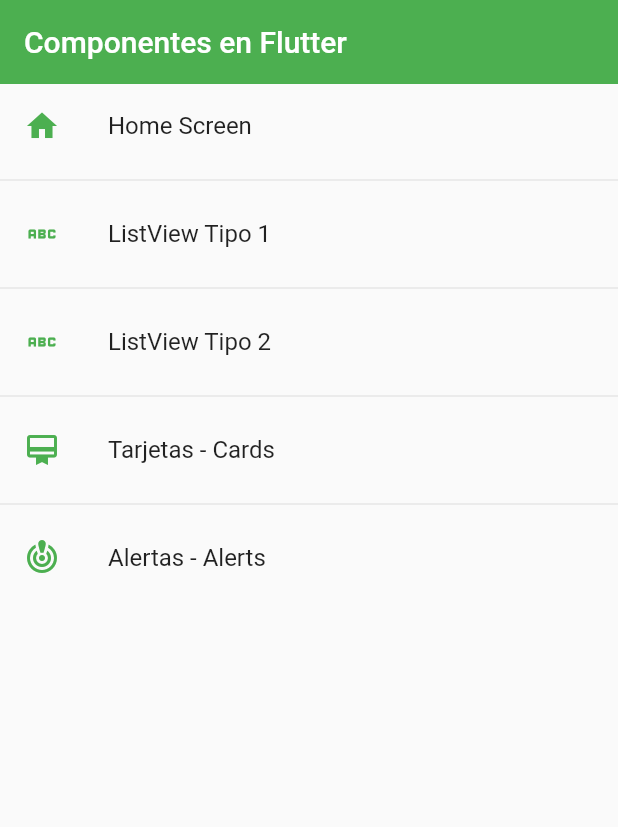
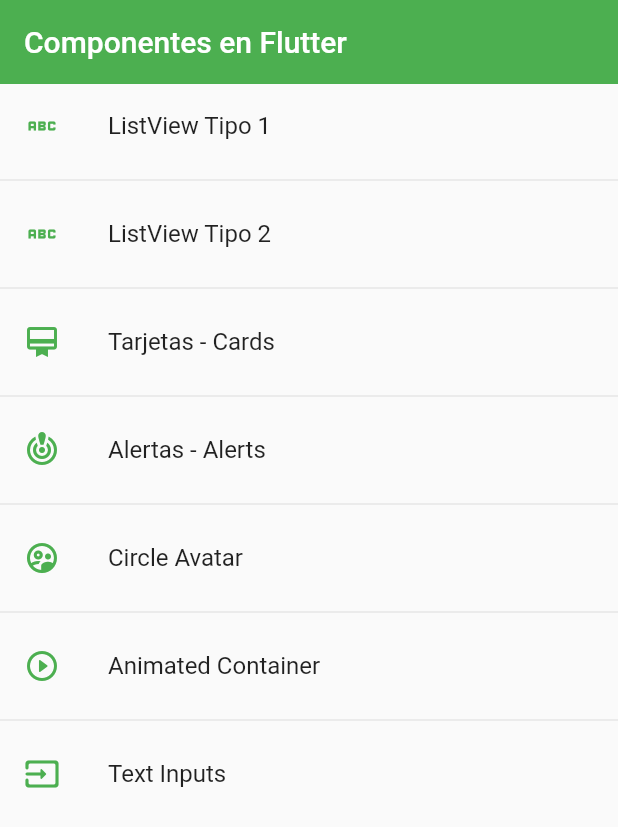
Before and after one commit to DonKames/flutter_components, a Flutter app: the screen it shows after launch, on a phone screen of 412 x 824 dp. Shown: the top 827 px of the screen. Run offline on Flutter 3.47's test engine with Material 2 defaults, Android fonts, the phone set to English and light mode, and no system bars.

Commit message:
Curso Flutter 90

```diff
--- a/lib/router/app_routes.dart
+++ b/lib/router/app_routes.dart
@@ -6,13 +6,6 @@ class AppRoutes {
   static const initialRoute = 'home';
 
   static final menuOptions = <MenuOption>[
-    // TODO: borrar home
-    MenuOption(
-      route: 'home',
-      name: 'Home Screen',
-      screen: const HomeScreen(),
-      icon: Icons.home,
-    ),
     MenuOption(
       route: 'listview1',
       name: 'ListView Tipo 1',
@@ -37,10 +30,29 @@ class AppRoutes {
       screen: const AlertScreen(),
       icon: Icons.crisis_alert,
     ),
+    MenuOption(
+      route: 'avatar',
+      name: 'Circle Avatar',
+      screen: const AvatarScreen(),
+      icon: Icons.supervised_user_circle_outlined,
+    ),
+    MenuOption(
+      route: 'animated',
+      name: 'Animated Container',
+      screen: const AnimatedScreen(),
+      icon: Icons.play_circle_outline_rounded,
+    ),
+    MenuOption(
+      route: 'inputs',
+      name: 'Text Inputs',
+      screen: const InputsScreen(),
+      icon: Icons.input_rounded,
+    ),
   ];
 
   static Map<String, Widget Function(BuildContext)> getAppRoutes() {
     Map<String, Widget Function(BuildContext)> appRoutes = {};
+    appRoutes.addAll({'home': (BuildContext context) => const HomeScreen()});
 
     for (final option in menuOptions) {
       appRoutes.addAll({option.route: (BuildContext context) => option.screen});
--- a/lib/screens/screens.dart
+++ b/lib/screens/screens.dart
@@ -1,7 +1,8 @@
-import 'package:fl_components/screens/home_screen.dart';
-
 export 'package:fl_components/screens/alert_screen.dart';
 export 'package:fl_components/screens/card_screen.dart';
 export 'package:fl_components/screens/listview1_screen.dart';
 export 'package:fl_components/screens/listview2_screen.dart';
 export 'package:fl_components/screens/home_screen.dart';
+export 'package:fl_components/screens/avatar_screen.dart';
+export 'package:fl_components/screens/animated_screen.dart';
+export 'package:fl_components/screens/inputs_screen.dart';
--- a/lib/themes/app_theme.dart
+++ b/lib/themes/app_theme.dart
@@ -31,6 +31,31 @@ class AppTheme {
         elevation: 0,
       ),
     ),
+
+    //Input Theme
+    inputDecorationTheme: const InputDecorationTheme(
+      floatingLabelStyle: TextStyle(color: primary),
+      enabledBorder: OutlineInputBorder(
+        borderSide: BorderSide(color: primary),
+        borderRadius: BorderRadius.only(
+          bottomLeft: Radius.circular(10),
+          topRight: Radius.circular(10),
+        ),
+      ),
+      focusedBorder: OutlineInputBorder(
+        borderSide: BorderSide(color: primary),
+        borderRadius: BorderRadius.only(
+          bottomLeft: Radius.circular(10),
+          topRight: Radius.circular(10),
+        ),
+      ),
+      border: OutlineInputBorder(
+        borderRadius: BorderRadius.only(
+          bottomLeft: Radius.circular(10),
+          topRight: Radius.circular(10),
+        ),
+      ),
+    ),
   );
 
   static final ThemeData darkTheme = ThemeData.dark().copyWith(
--- a/lib/widgets/widgets.dart
+++ b/lib/widgets/widgets.dart
@@ -1,2 +1,3 @@
 export 'package:fl_components/widgets/custom_card_type_1.dart';
 export 'package:fl_components/widgets/custom_card_type_2.dart';
+export 'package:fl_components/widgets/custom_text_form_field.dart';
```
Also changed, not shown: lib/screens/animated_screen.dart (added, +55 -0 lines), lib/screens/avatar_screen.dart (added, +30 -0 lines), lib/screens/inputs_screen.dart (added, +51 -0 lines), lib/widgets/custom_text_form_field.dart (added, +65 -0 lines).
